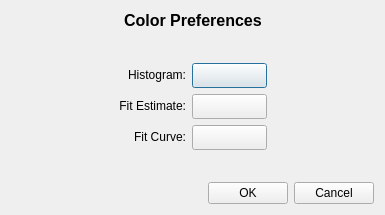
First picture: the form in code/guitools/Histogram/ColorPreferences.ui, repository radio-astro/casa, before the edit.
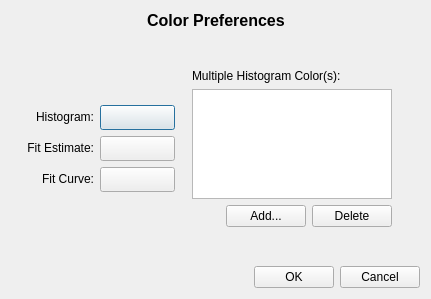
Second picture: the form after the edit.

Commit message: New Development: No             JIRA Issue: No         Ready for Test: Yes      Interface Changes: No What Interface Changed: Please list interface changes          Test Programs: List test programs   Put in Release Notes: Yes/No              Module(s): Module Names change impacts.            Description: Work on histogram fuctionality.  Fixed bug in Feather where a file separator was not being added to a directory.

Patch:
```diff
--- a/code/guitools/Histogram/ColorPreferences.ui
+++ b/code/guitools/Histogram/ColorPreferences.ui
@@ -6,14 +6,14 @@
    <rect>
     <x>0</x>
     <y>0</y>
-    <width>385</width>
-    <height>215</height>
+    <width>431</width>
+    <height>299</height>
    </rect>
   </property>
   <property name="windowTitle">
    <string>ColorPreferences</string>
   </property>
-  <layout class="QVBoxLayout" name="verticalLayout">
+  <layout class="QVBoxLayout" name="verticalLayout_3">
    <item>
     <layout class="QHBoxLayout" name="horizontalLayout">
      <item>
@@ -72,7 +72,7 @@
     </spacer>
    </item>
    <item>
-    <layout class="QHBoxLayout" name="horizontalLayout_2">
+    <layout class="QHBoxLayout" name="horizontalLayout_4">
      <item>
       <spacer name="horizontalSpacer_3">
        <property name="orientation">
@@ -80,8 +80,23 @@
        </property>
        <property name="sizeHint" stdset="0">
         <size>
-         <width>40</width>
+         <width>13</width>
          <height>20</height>
+        </size>
+       </property>
+      </spacer>
+     </item>
+     <item>
+      <layout class="QVBoxLayout" name="verticalLayout_2">
+       <item>
+        <spacer name="verticalSpacer_3">
+         <property name="orientation">
+          <enum>Qt::Vertical</enum>
+         </property>
+         <property name="sizeHint" stdset="0">
+          <size>
+           <width>20</width>
+           <height>17</height>
         </size>
        </property>
       </spacer>
@@ -187,13 +202,109 @@
       </layout>
      </item>
      <item>
+        <spacer name="verticalSpacer_4">
+         <property name="orientation">
+          <enum>Qt::Vertical</enum>
+         </property>
+         <property name="sizeHint" stdset="0">
+          <size>
+           <width>20</width>
+           <height>13</height>
+          </size>
+         </property>
+        </spacer>
+       </item>
+      </layout>
+     </item>
+     <item>
+      <widget class="QWidget" name="multipleHistogramsColorHolder" native="true">
+       <layout class="QVBoxLayout" name="verticalLayout">
+        <item>
+         <widget class="QLabel" name="profileColorLabel">
+          <property name="text">
+           <string>&lt;font color='black'&gt;Multiple Histogram Color(s):&lt;/font&gt;</string>
+          </property>
+         </widget>
+        </item>
+        <item>
+         <widget class="QListWidget" name="multipleHistogramColorList">
+          <property name="sizePolicy">
+           <sizepolicy hsizetype="Preferred" vsizetype="Preferred">
+            <horstretch>0</horstretch>
+            <verstretch>0</verstretch>
+           </sizepolicy>
+          </property>
+          <property name="minimumSize">
+           <size>
+            <width>200</width>
+            <height>110</height>
+           </size>
+          </property>
+          <property name="maximumSize">
+           <size>
+            <width>200</width>
+            <height>110</height>
+           </size>
+          </property>
+          <property name="focusPolicy">
+           <enum>Qt::WheelFocus</enum>
+          </property>
+         </widget>
+        </item>
+        <item>
+         <layout class="QHBoxLayout" name="horizontalLayout_2">
+          <item>
+           <spacer name="horizontalSpacer_7">
+            <property name="orientation">
+             <enum>Qt::Horizontal</enum>
+            </property>
+            <property name="sizeHint" stdset="0">
+             <size>
+              <width>13</width>
+              <height>20</height>
+             </size>
+            </property>
+           </spacer>
+          </item>
+          <item>
+           <widget class="QPushButton" name="addHistogramColorButton">
+            <property name="toolTip">
+             <string>Add a color to the Profile Curve Color(s) list.</string>
+            </property>
+            <property name="text">
+             <string>Add...</string>
+            </property>
+            <property name="autoDefault">
+             <bool>true</bool>
+            </property>
+           </widget>
+          </item>
+          <item>
+           <widget class="QPushButton" name="deleteHistogramColorButton">
+            <property name="toolTip">
+             <string>Select a color from the Profile Curve Color(s) list and then remove it using this button.</string>
+            </property>
+            <property name="text">
+             <string>Delete</string>
+            </property>
+            <property name="autoDefault">
+             <bool>true</bool>
+            </property>
+           </widget>
+          </item>
+         </layout>
+        </item>
+       </layout>
+      </widget>
+     </item>
+     <item>
       <spacer name="horizontalSpacer_4">
        <property name="orientation">
         <enum>Qt::Horizontal</enum>
        </property>
        <property name="sizeHint" stdset="0">
         <size>
-         <width>40</width>
+         <width>17</width>
          <height>20</height>
         </size>
        </property>
```
Lines whose indentation alone changed are shown as unchanged. The commit also changes 31 other files.
